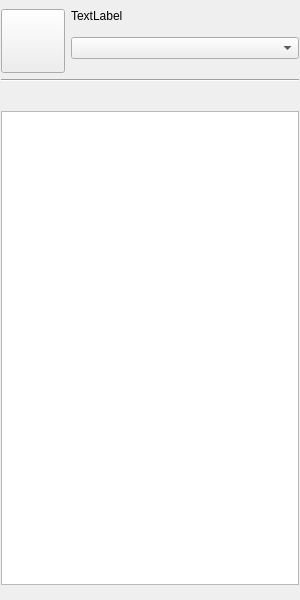
Above: main-widget.ui from KDE/ktp-contact-list before the change. Below: the same form after it.
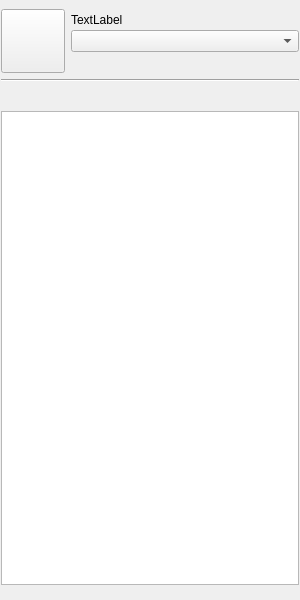
That is the form after the change. Custom widgets are drawn as their Qt base class.

Diff of the .ui file:
```diff
--- a/main-widget.ui
+++ b/main-widget.ui
@@ -36,7 +36,7 @@
         </property>
        </widget>
       </item>
-      <item row="0" column="0" rowspan="4">
+      <item row="0" column="0" rowspan="3">
        <widget class="AvatarButton" name="m_avatarButton">
         <property name="minimumSize">
          <size>
@@ -61,11 +61,18 @@
         </property>
        </widget>
       </item>
-      <item row="3" column="1">
-       <widget class="AccountButtonsPanel" name="m_accountButtons" native="true"/>
-      </item>
       <item row="2" column="1">
-       <widget class="GlobalPresenceChooser" name="m_presenceChooser"/>
+       <widget class="AccountButtonsPanel" name="m_accountButtons" native="true"/>
+      </item>
+      <item row="1" column="1">
+       <widget class="GlobalPresenceChooser" name="m_presenceChooser">
+        <property name="sizePolicy">
+         <sizepolicy hsizetype="Ignored" vsizetype="Fixed">
+          <horstretch>0</horstretch>
+          <verstretch>0</verstretch>
+         </sizepolicy>
+        </property>
+       </widget>
       </item>
      </layout>
     </item>
@@ -97,11 +104,6 @@
   </widget>
  </widget>
  <customwidgets>
-  <customwidget>
-   <class>KLineEdit</class>
-   <extends>QLineEdit</extends>
-   <header>klineedit.h</header>
-  </customwidget>
   <customwidget>
    <class>FilterBar</class>
    <extends>QWidget</extends>
```
